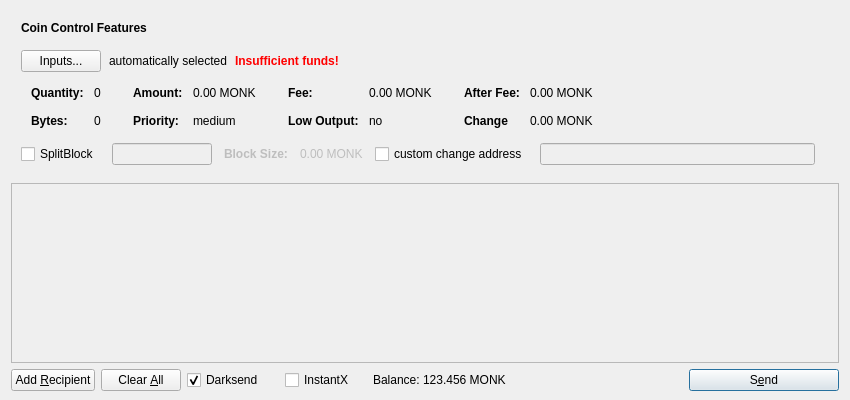
First picture: the form in src/qt/forms/sendcoinsdialog.ui, repository Hi368768/Monkey, before the edit.
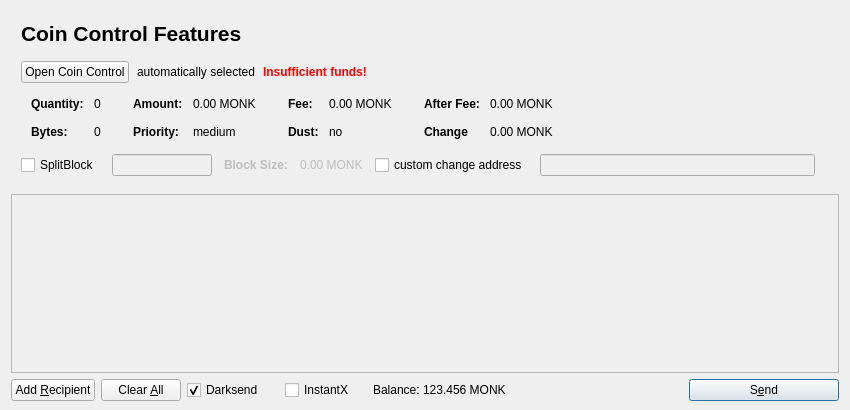
Second picture: the form after the edit. Icons and pictures are not drawn.

Commit message: removed coin/net weight, coin control overhaul, min fee fix

What changed in the file:
```diff
--- a/src/qt/forms/sendcoinsdialog.ui
+++ b/src/qt/forms/sendcoinsdialog.ui
@@ -7,7 +7,7 @@
     <x>0</x>
     <y>0</y>
     <width>850</width>
-    <height>400</height>
+    <height>410</height>
    </rect>
   </property>
   <property name="windowTitle">
@@ -88,6 +88,7 @@
             </property>
             <property name="font">
              <font>
+              <pointsize>16</pointsize>
               <weight>75</weight>
               <bold>true</bold>
              </font>
@@ -113,7 +114,7 @@
              <string notr="true"/>
             </property>
             <property name="text">
-             <string>Inputs...</string>
+             <string>Open Coin Control</string>
             </property>
            </widget>
           </item>
@@ -227,9 +228,6 @@
                    <bold>true</bold>
                   </font>
                  </property>
-                 <property name="styleSheet">
-                  <string notr="true">QLabel { color: #000000; border: none;}</string>
-                 </property>
                  <property name="text">
                   <string>Quantity:</string>
                  </property>
@@ -246,9 +244,6 @@
                  <property name="contextMenuPolicy">
                   <enum>Qt::ActionsContextMenu</enum>
                  </property>
-                 <property name="styleSheet">
-                  <string notr="true">QLabel { color: #000000; border: none;}</string>
-                 </property>
                  <property name="text">
                   <string>0</string>
                  </property>
@@ -268,9 +263,6 @@
                    <bold>true</bold>
                   </font>
                  </property>
-                 <property name="styleSheet">
-                  <string notr="true">QLabel { color: #000000; border: none;}</string>
-                 </property>
                  <property name="text">
                   <string>Bytes:</string>
                  </property>
@@ -284,9 +276,6 @@
                  <property name="contextMenuPolicy">
                   <enum>Qt::ActionsContextMenu</enum>
                  </property>
-                 <property name="styleSheet">
-                  <string notr="true">QLabel { color: #000000; border: none;}</string>
-                 </property>
                  <property name="text">
                   <string>0</string>
                  </property>
@@ -322,9 +311,6 @@
                    <bold>true</bold>
                   </font>
                  </property>
-                 <property name="styleSheet">
-                  <string notr="true">QLabel { color: #000000; border: none;}</string>
-                 </property>
                  <property name="text">
                   <string>Amount:</string>
                  </property>
@@ -341,9 +327,6 @@
                  <property name="contextMenuPolicy">
                   <enum>Qt::ActionsContextMenu</enum>
                  </property>
-                 <property name="styleSheet">
-                  <string notr="true">QLabel { color: #000000; border: none;}</string>
-                 </property>
                  <property name="text">
                   <string>0.00 MONK</string>
                  </property>
@@ -360,9 +343,6 @@
                    <bold>true</bold>
                   </font>
                  </property>
-                 <property name="styleSheet">
-                  <string notr="true">QLabel { color: #000000; border: none;}</string>
-                 </property>
                  <property name="text">
                   <string>Priority:</string>
                  </property>
@@ -376,9 +356,6 @@
                  <property name="contextMenuPolicy">
                   <enum>Qt::ActionsContextMenu</enum>
                  </property>
-                 <property name="styleSheet">
-                  <string notr="true">QLabel { color: #000000; border: none;}</string>
-                 </property>
                  <property name="text">
                   <string>medium</string>
                  </property>
@@ -414,9 +391,6 @@
                    <bold>true</bold>
                   </font>
                  </property>
-                 <property name="styleSheet">
-                  <string notr="true">QLabel { color: #000000; border: none;}</string>
-                 </property>
                  <property name="text">
                   <string>Fee:</string>
                  </property>
@@ -433,9 +407,6 @@
                  <property name="contextMenuPolicy">
                   <enum>Qt::ActionsContextMenu</enum>
                  </property>
-                 <property name="styleSheet">
-                  <string notr="true">QLabel { color: #000000; border: none;}</string>
-                 </property>
                  <property name="text">
                   <string>0.00 MONK</string>
                  </property>
@@ -452,11 +423,8 @@
                    <bold>true</bold>
                   </font>
                  </property>
-                 <property name="styleSheet">
-                  <string notr="true">QLabel { color: #000000; border: none;}</string>
-                 </property>
                  <property name="text">
-                  <string>Low Output:</string>
+                  <string>Dust:</string>
                  </property>
                 </widget>
                </item>
@@ -468,9 +436,6 @@
                  <property name="contextMenuPolicy">
                   <enum>Qt::ActionsContextMenu</enum>
                  </property>
-                 <property name="styleSheet">
-                  <string notr="true">QLabel { color: #000000; border: none;}</string>
-                 </property>
                  <property name="text">
                   <string>no</string>
                  </property>
@@ -483,6 +448,12 @@
              </item>
              <item>
               <layout class="QFormLayout" name="formLayoutCoinControl4">
+               <property name="fieldGrowthPolicy">
+                <enum>QFormLayout::AllNonFixedFieldsGrow</enum>
+               </property>
+               <property name="rowWrapPolicy">
+                <enum>QFormLayout::DontWrapRows</enum>
+               </property>
                <property name="horizontalSpacing">
                 <number>10</number>
                </property>
@@ -506,9 +477,6 @@
                    <bold>true</bold>
                   </font>
                  </property>
-                 <property name="styleSheet">
-                  <string notr="true">QLabel { color: #000000; border: none;}</string>
-                 </property>
                  <property name="text">
                   <string>After Fee:</string>
                  </property>
@@ -517,25 +485,6 @@
                  </property>
                 </widget>
                </item>
-               <item row="0" column="1">
-                <widget class="QLabel" name="labelCoinControlAfterFee">
-                 <property name="cursor">
-                  <cursorShape>IBeamCursor</cursorShape>
-                 </property>
-                 <property name="contextMenuPolicy">
-                  <enum>Qt::ActionsContextMenu</enum>
-                 </property>
-                 <property name="styleSheet">
-                  <string notr="true">QLabel { color: #000000; border: none;}</string>
-                 </property>
-                 <property name="text">
-                  <string>0.00 MONK</string>
-                 </property>
-                 <property name="textInteractionFlags">
-                  <set>Qt::LinksAccessibleByMouse|Qt::TextSelectableByKeyboard|Qt::TextSelectableByMouse</set>
-                 </property>
-                </widget>
-               </item>
                <item row="1" column="0">
                 <widget class="QLabel" name="labelCoinControlChangeText">
                  <property name="font">
@@ -544,9 +493,6 @@
                    <bold>true</bold>
                   </font>
                  </property>
-                 <property name="styleSheet">
-                  <string notr="true">QLabel { color: #000000; border: none;}</string>
-                 </property>
                  <property name="text">
                   <string>Change</string>
                  </property>
@@ -560,8 +506,21 @@
                  <property name="contextMenuPolicy">
                   <enum>Qt::ActionsContextMenu</enum>
                  </property>
-                 <property name="styleSheet">
-                  <string notr="true">QLabel { color: #000000; border: none;}</string>
+                 <property name="text">
+                  <string>0.00 MONK</string>
+                 </property>
+                 <property name="textInteractionFlags">
+                  <set>Qt::LinksAccessibleByMouse|Qt::TextSelectableByKeyboard|Qt::TextSelectableByMouse</set>
+                 </property>
+                </widget>
+               </item>
+               <item row="0" column="1">
+                <widget class="QLabel" name="labelCoinControlAfterFee">
+                 <property name="cursor">
+                  <cursorShape>IBeamCursor</cursorShape>
+                 </property>
+                 <property name="contextMenuPolicy">
+                  <enum>Qt::ActionsContextMenu</enum>
                  </property>
                  <property name="text">
                   <string>0.00 MONK</string>
@@ -646,9 +605,6 @@
           </item>
           <item>
            <widget class="QCheckBox" name="checkBoxCoinControlChange">
-            <property name="styleSheet">
-             <string notr="true">QLabel { color: #000000; border: none;}</string>
-            </property>
             <property name="text">
              <string>custom change address</string>
             </property>
@@ -729,7 +685,7 @@
         <x>0</x>
         <y>0</y>
         <width>824</width>
-        <height>135</height>
+        <height>142</height>
        </rect>
       </property>
       <layout class="QVBoxLayout" name="verticalLayout_2">
```
The commit also changes 12 other files.
